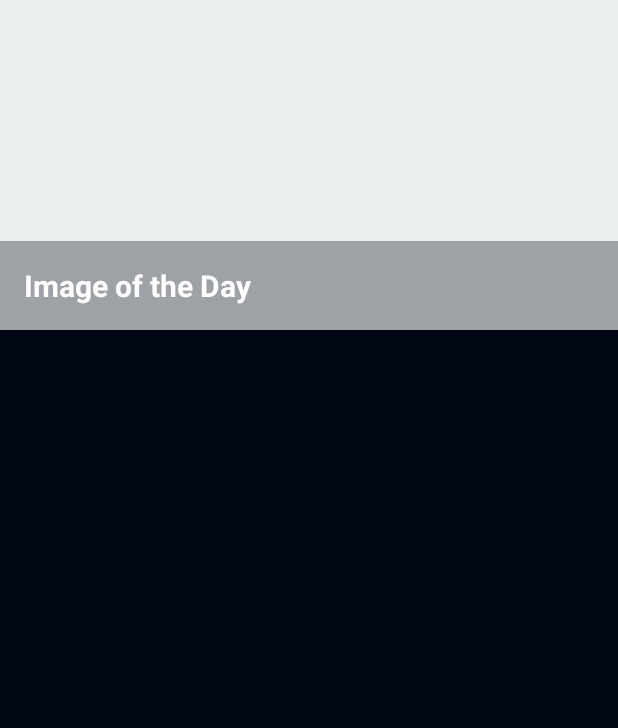
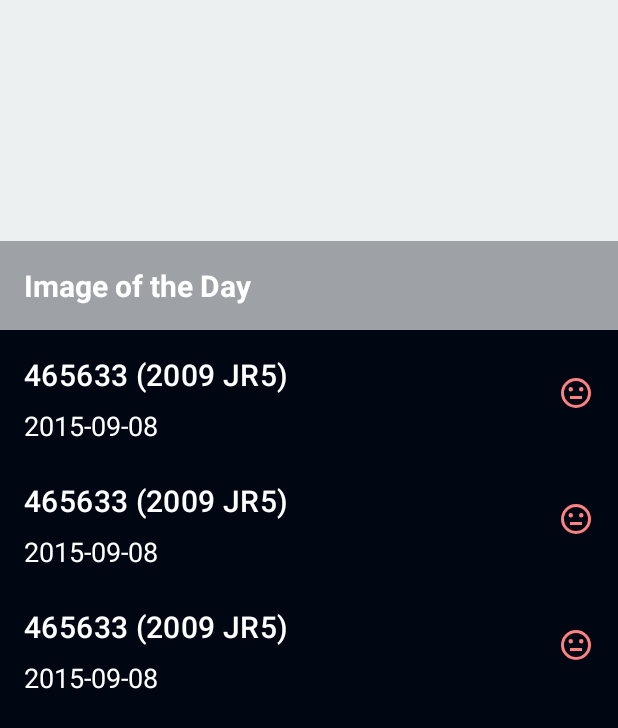
Before and after one commit to t2dbabz/Asteroid-Radar, an Android app: the layout fragment_main.xml on its own in the app's theme, with its tools: preview values and no code run, on a phone screen of 412 x 824 dp. Shown: the top 728 px of the screen. Run offline under Robolectric (Android 15) with nearby library versions, the phone set to English and light mode, and no system bars.

Commit message:
Setup the recyclerView to display list of Asteroids

```diff
--- a/app/src/main/java/com/udacity/asteroidradar/adapter/BindingAdapters.kt
+++ b/app/src/main/java/com/udacity/asteroidradar/adapter/BindingAdapters.kt
@@ -3,7 +3,11 @@ package com.udacity.asteroidradar.adapter
 import android.widget.ImageView
 import android.widget.TextView
 import androidx.databinding.BindingAdapter
+import androidx.recyclerview.widget.LinearLayoutManager
+import androidx.recyclerview.widget.RecyclerView
 import com.udacity.asteroidradar.R
+import com.udacity.asteroidradar.domain.Asteroid
+
 
 @BindingAdapter("statusIcon")
 fun bindAsteroidStatusImage(imageView: ImageView, isHazardous: Boolean) {
--- a/app/src/main/java/com/udacity/asteroidradar/util/Constants.kt
+++ b/app/src/main/java/com/udacity/asteroidradar/util/Constants.kt
@@ -2,6 +2,7 @@ package com.udacity.asteroidradar.util
 
 object Constants {
     const val API_QUERY_DATE_FORMAT = "YYYY-MM-dd"
-    const val DEFAULT_END_DATE_DAYS = 7
+    const val DEFAULT_END_DATE_DAYS = 6
     const val BASE_URL = "https://api.nasa.gov/"
+    const val API_KEY = "DEMO_KEY"
 }
--- a/app/src/main/java/com/udacity/asteroidradar/util/NetworkUtils.kt
+++ b/app/src/main/java/com/udacity/asteroidradar/util/NetworkUtils.kt
@@ -1,5 +1,7 @@
 package com.udacity.asteroidradar.api
 
+import android.os.Build
+import androidx.annotation.RequiresApi
 import com.udacity.asteroidradar.domain.Asteroid
 import com.udacity.asteroidradar.util.Constants
 import org.json.JSONObject
@@ -42,7 +44,7 @@ fun parseAsteroidsJsonResult(jsonResult: JSONObject): ArrayList<Asteroid> {
     return asteroidList
 }
 
-private fun getNextSevenDaysFormattedDates(): ArrayList<String> {
+  fun getNextSevenDaysFormattedDates(): ArrayList<String> {
     val formattedDateList = ArrayList<String>()
 
     val calendar = Calendar.getInstance()
--- /dev/null
+++ b/app/src/main/res/layout/asteroids_list_item.xml
@@ -0,0 +1,61 @@
+<?xml version="1.0" encoding="utf-8"?>
+<layout
+    xmlns:android="http://schemas.android.com/apk/res/android"
+    xmlns:app="http://schemas.android.com/apk/res-auto"
+    xmlns:tools="http://schemas.android.com/tools">
+
+    <data>
+        <variable
+            name="asteroid"
+            type="com.udacity.asteroidradar.domain.Asteroid" />
+
+    </data>
+
+    <androidx.constraintlayout.widget.ConstraintLayout
+        android:background="@color/app_background"
+        android:layout_width="match_parent"
+        android:layout_height="wrap_content">
+
+        <TextView
+            android:id="@+id/asteroid_name"
+            android:textColor="#ffffff"
+            android:layout_width="wrap_content"
+            android:layout_height="wrap_content"
+            android:layout_marginStart="16dp"
+            android:layout_marginTop="16dp"
+            android:textAppearance="@style/TextAppearance.MaterialComponents.Headline6"
+            app:layout_constraintStart_toStartOf="parent"
+            app:layout_constraintTop_toTopOf="parent"
+            android:text="@{asteroid.codename}"
+            tools:text="465633 (2009 JR5)" />
+
+        <TextView
+            android:id="@+id/asteroid_date"
+            android:layout_width="wrap_content"
+            android:layout_height="wrap_content"
+            android:layout_marginTop="8dp"
+            android:textAppearance="@style/TextAppearance.AppCompat.Large"
+            android:textSize="18sp"
+            android:textColor="#ffffff"
+            android:layout_marginBottom="8dp"
+            app:layout_constraintBottom_toBottomOf="parent"
+            app:layout_constraintStart_toStartOf="@+id/asteroid_name"
+            app:layout_constraintTop_toBottomOf="@+id/asteroid_name"
+            android:text="@{asteroid.closeApproachDate}"
+            tools:text="2015-09-08" />
+
+        <ImageView
+            android:id="@+id/asteroid_status_icon"
+            android:layout_width="wrap_content"
+            android:layout_height="wrap_content"
+            android:layout_marginEnd="16dp"
+            app:layout_constraintBottom_toBottomOf="parent"
+            app:layout_constraintEnd_toEndOf="parent"
+            app:layout_constraintTop_toTopOf="parent"
+            statusIcon="@{asteroid.potentiallyHazardous}"
+            tools:src="@drawable/ic_status_potentially_hazardous" />
+
+    </androidx.constraintlayout.widget.ConstraintLayout>
+
+
+</layout>
--- a/app/src/main/res/layout/fragment_main.xml
+++ b/app/src/main/res/layout/fragment_main.xml
@@ -54,6 +54,7 @@
             app:layout_constraintHorizontal_bias="0.0"
             app:layout_constraintStart_toStartOf="parent"
             app:layout_constraintTop_toBottomOf="@+id/activity_main_image_of_the_day_layout"
+            tools:listitem="@layout/asteroids_list_item"
             app:layout_constraintVertical_bias="0.0" />
 
 
```
Also changed, not shown: app/src/main/java/com/udacity/asteroidradar/adapter/AsteroidAdapter.kt (added, +49 -0 lines), app/src/main/java/com/udacity/asteroidradar/api/NasaApiService.kt (+4 -7 lines), app/src/main/java/com/udacity/asteroidradar/repository/AsteroidRepository.kt (+6 -7 lines), app/src/main/java/com/udacity/asteroidradar/ui/main/MainFragment.kt (+22 -3 lines), app/src/main/java/com/udacity/asteroidradar/ui/main/MainViewModel.kt (+10 -1 lines).
